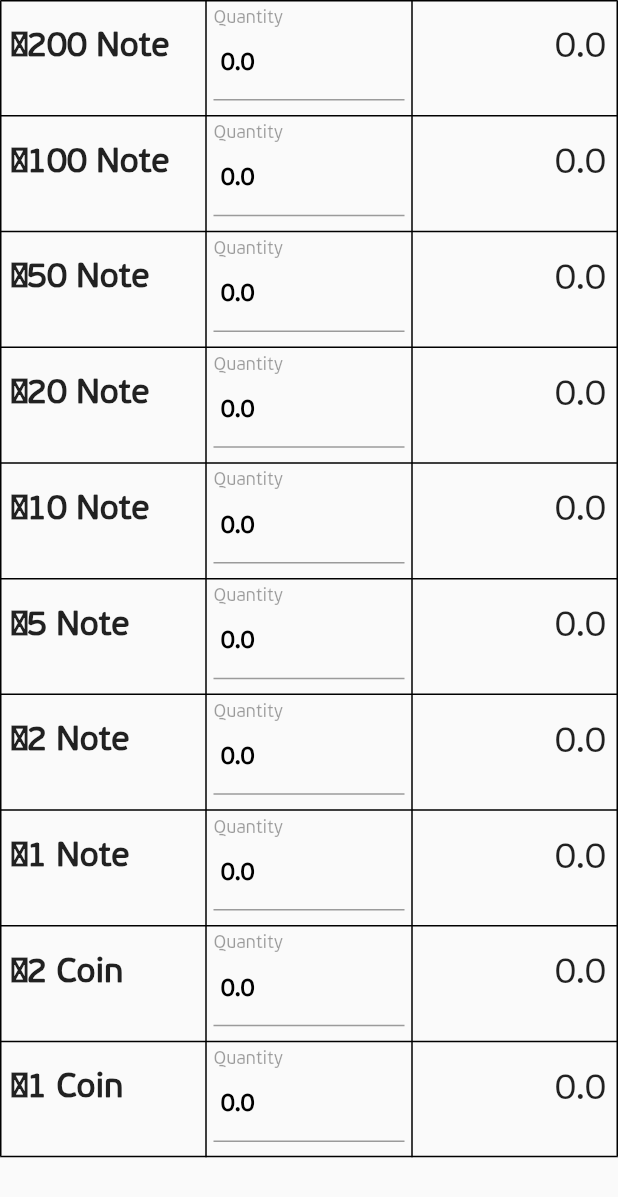
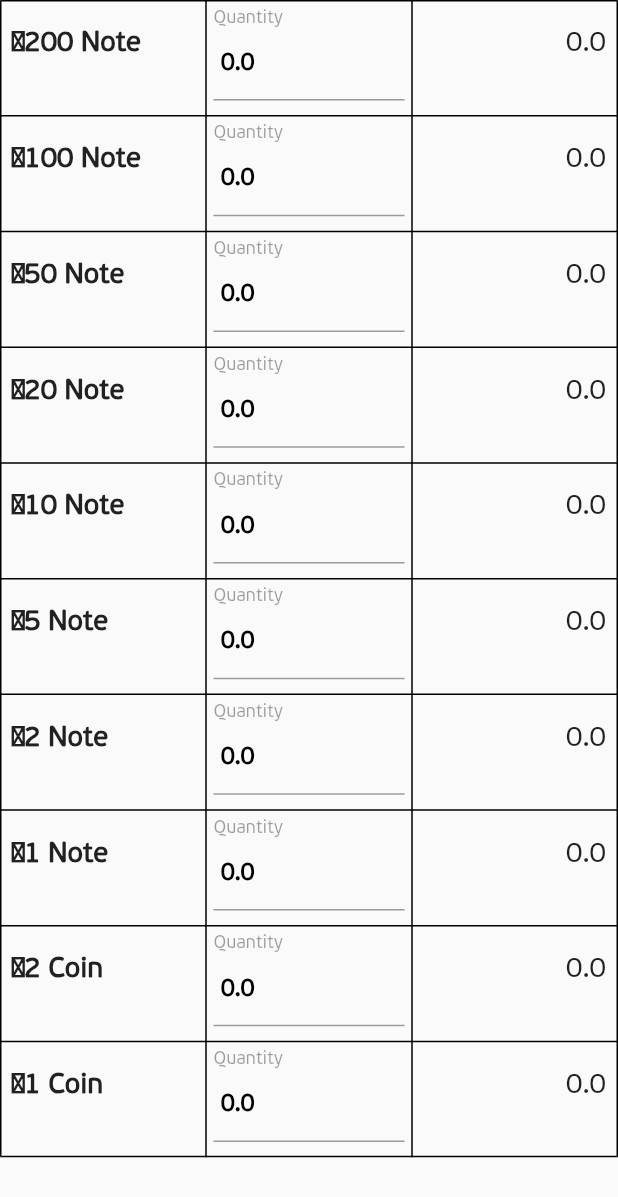
Before and after one commit to Mr-Ashitey/qg_stock_take_app, a Flutter app: the CashCount screen opened directly, on a phone screen of 412 x 824 dp. Shown: the top 1197 px of the screen. Run offline on Flutter 3.47's test engine with Material 2 defaults, Android fonts, the phone set to English and light mode, and no system bars; our stand-ins replace flutter_speed_dial, sqflite; accounts and stored records are empty.

Commit message:
reduce fontsizes of values in column 1 and 2

```diff
--- a/lib/screens/stock_take_details/cash/cash_count.dart
+++ b/lib/screens/stock_take_details/cash/cash_count.dart
@@ -9,6 +9,7 @@ class CashCount extends StatelessWidget {
     return Scaffold(
       body: SingleChildScrollView(
         child: Column(
+          mainAxisAlignment: mainSpaceBetween,
           children: [
             Table(
               border: TableBorder.all(),
@@ -58,11 +59,13 @@ class CashCount extends StatelessWidget {
                   getFieldText(),
                   getTotal(0.0),
                 ]),
-                TableRow(children: [
-                  getNoFieldText('1 Coin'),
-                  getFieldText(),
-                  getTotal(0.0),
-                ]),
+                TableRow(
+                  children: [
+                    getNoFieldText('1 Coin'),
+                    getFieldText(),
+                    getTotal(0.0),
+                  ],
+                ),
               ],
             ),
           ],
@@ -115,7 +118,7 @@ class CashCount extends StatelessWidget {
             textAlign: TextAlign.start,
             style: TextStyle(
               fontWeight: FontWeight.bold,
-              fontSize: getProportionateScreenHeight(22),
+              fontSize: getProportionateScreenHeight(18),
             ),
           ),
         ],
@@ -137,7 +140,7 @@ class CashCount extends StatelessWidget {
             textAlign: TextAlign.start,
             style: TextStyle(
               fontWeight: FontWeight.w500,
-              fontSize: getProportionateScreenHeight(23),
+              fontSize: getProportionateScreenHeight(18),
             ),
           ),
         ],
```
